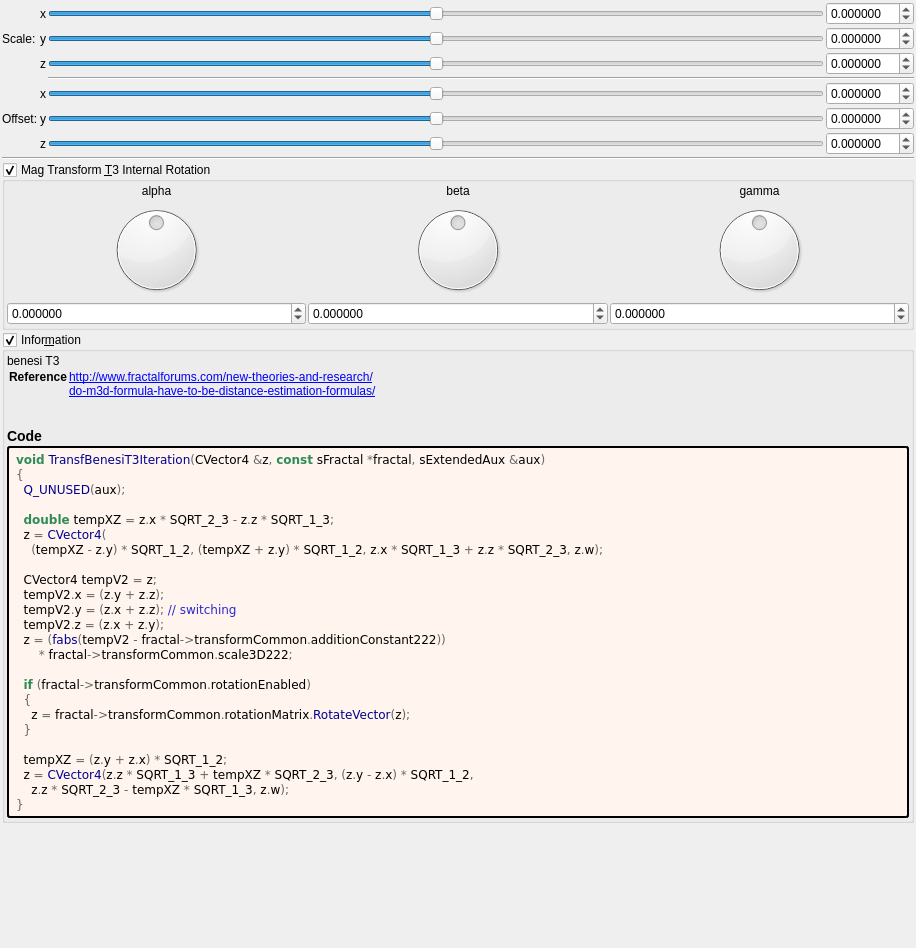
Before: the Qt Designer form mandelbulber2/formula/ui/fractal_transf_benesi_t3.ui in buddhi1980/mandelbulber2, drawn with Qt 5.
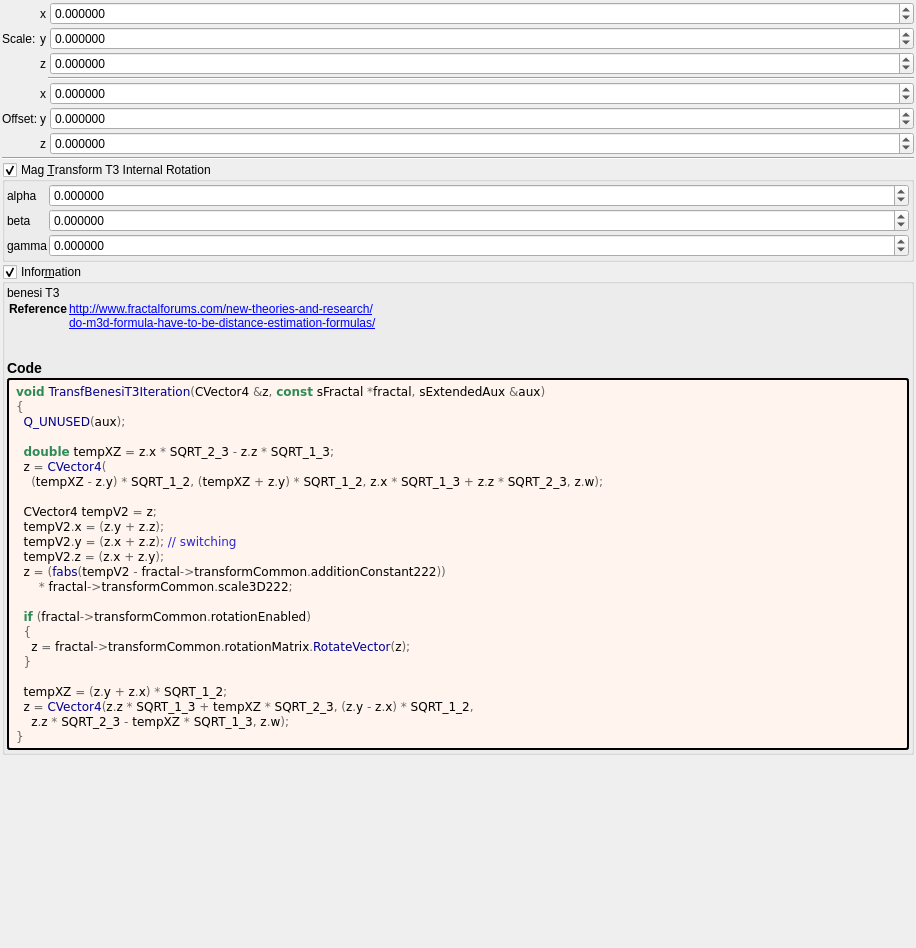
After: the same form once the commit is applied. Custom widgets are drawn as their Qt base class.

Commit message: Cleaned up 18 UIs for fractal transforms

Diff of the .ui file:
```diff
--- a/mandelbulber2/formula/ui/fractal_transf_benesi_t3.ui
+++ b/mandelbulber2/formula/ui/fractal_transf_benesi_t3.ui
@@ -30,54 +30,10 @@
     <number>2</number>
    </property>
    <item>
-    <layout class="QGridLayout" name="gridLayout_63">
+    <layout class="QGridLayout" name="gridLayout_63" columnstretch="0,0,0,0,1">
      <property name="spacing">
       <number>2</number>
      </property>
-     <item row="5" column="3">
-      <widget class="QSlider" name="slider3_transf_addition_constant_222_y">
-       <property name="sizePolicy">
-        <sizepolicy hsizetype="Expanding" vsizetype="Maximum">
-         <horstretch>0</horstretch>
-         <verstretch>0</verstretch>
-        </sizepolicy>
-       </property>
-       <property name="minimum">
-        <number>-5000000</number>
-       </property>
-       <property name="maximum">
-        <number>5000000</number>
-       </property>
-       <property name="singleStep">
-        <number>1</number>
-       </property>
-       <property name="orientation">
-        <enum>Qt::Horizontal</enum>
-       </property>
-      </widget>
-     </item>
-     <item row="4" column="3">
-      <widget class="QSlider" name="slider3_transf_addition_constant_222_x">
-       <property name="sizePolicy">
-        <sizepolicy hsizetype="Preferred" vsizetype="Preferred">
-         <horstretch>0</horstretch>
-         <verstretch>0</verstretch>
-        </sizepolicy>
-       </property>
-       <property name="minimum">
-        <number>-5000000</number>
-       </property>
-       <property name="maximum">
-        <number>5000000</number>
-       </property>
-       <property name="singleStep">
-        <number>1</number>
-       </property>
-       <property name="orientation">
-        <enum>Qt::Horizontal</enum>
-       </property>
-      </widget>
-     </item>
      <item row="4" column="2">
       <widget class="QLabel" name="label_254">
        <property name="text">
@@ -155,28 +111,6 @@
        </property>
       </widget>
      </item>
-     <item row="2" column="3">
-      <widget class="QSlider" name="slider3_transf_scale3D_222_z">
-       <property name="sizePolicy">
-        <sizepolicy hsizetype="Expanding" vsizetype="Maximum">
-         <horstretch>0</horstretch>
-         <verstretch>0</verstretch>
-        </sizepolicy>
-       </property>
-       <property name="minimum">
-        <number>-5000000</number>
-       </property>
-       <property name="maximum">
-        <number>5000000</number>
-       </property>
-       <property name="singleStep">
-        <number>1</number>
-       </property>
-       <property name="orientation">
-        <enum>Qt::Horizontal</enum>
-       </property>
-      </widget>
-     </item>
      <item row="1" column="4">
       <widget class="MyDoubleSpinBox" name="spinbox3_transf_scale3D_222_y">
        <property name="sizePolicy">
@@ -247,28 +181,6 @@
        </property>
       </widget>
      </item>
-     <item row="6" column="3">
-      <widget class="QSlider" name="slider3_transf_addition_constant_222_z">
-       <property name="sizePolicy">
-        <sizepolicy hsizetype="Expanding" vsizetype="Maximum">
-         <horstretch>0</horstretch>
-         <verstretch>0</verstretch>
-        </sizepolicy>
-       </property>
-       <property name="minimum">
-        <number>-5000000</number>
-       </property>
-       <property name="maximum">
-        <number>5000000</number>
-       </property>
-       <property name="singleStep">
-        <number>1</number>
-       </property>
-       <property name="orientation">
-        <enum>Qt::Horizontal</enum>
-       </property>
-      </widget>
-     </item>
      <item row="2" column="2">
       <widget class="QLabel" name="label_260">
        <property name="text">
@@ -283,28 +195,6 @@
        </property>
       </widget>
      </item>
-     <item row="1" column="3">
-      <widget class="QSlider" name="slider3_transf_scale3D_222_y">
-       <property name="sizePolicy">
-        <sizepolicy hsizetype="Expanding" vsizetype="Maximum">
-         <horstretch>0</horstretch>
-         <verstretch>0</verstretch>
-        </sizepolicy>
-       </property>
-       <property name="minimum">
-        <number>-5000000</number>
-       </property>
-       <property name="maximum">
-        <number>5000000</number>
-       </property>
-       <property name="singleStep">
-        <number>1</number>
-       </property>
-       <property name="orientation">
-        <enum>Qt::Horizontal</enum>
-       </property>
-      </widget>
-     </item>
      <item row="5" column="2">
       <widget class="QLabel" name="label_259">
        <property name="text">
@@ -347,28 +237,6 @@
        </property>
       </widget>
      </item>
-     <item row="0" column="3">
-      <widget class="QSlider" name="slider3_transf_scale3D_222_x">
-       <property name="sizePolicy">
-        <sizepolicy hsizetype="Preferred" vsizetype="Preferred">
-         <horstretch>0</horstretch>
-         <verstretch>0</verstretch>
-        </sizepolicy>
-       </property>
-       <property name="minimum">
-        <number>-5000000</number>
-       </property>
-       <property name="maximum">
-        <number>5000000</number>
-       </property>
-       <property name="singleStep">
-        <number>1</number>
-       </property>
-       <property name="orientation">
-        <enum>Qt::Horizontal</enum>
-       </property>
-      </widget>
-     </item>
      <item row="6" column="4">
       <widget class="MyDoubleSpinBox" name="spinbox3_transf_addition_constant_222_z">
        <property name="sizePolicy">
@@ -409,7 +277,7 @@
    <item>
     <widget class="MyGroupBox" name="groupCheck_transf_rotation_enabled">
      <property name="title">
-      <string>Mag Transform &amp;T3 Internal Rotation</string>
+      <string>Mag &amp;Transform T3 Internal Rotation</string>
      </property>
      <property name="checkable">
       <bool>true</bool>
@@ -431,108 +299,18 @@
        <number>2</number>
       </property>
       <item>
-       <layout class="QGridLayout" name="gridLayout_10">
+       <layout class="QGridLayout" name="gridLayout_10" columnstretch="0,1">
         <property name="spacing">
          <number>2</number>
         </property>
-        <item row="1" column="2">
-         <widget class="QLabel" name="label_36">
-          <property name="text">
-           <string notr="true">gamma</string>
-          </property>
-          <property name="alignment">
-           <set>Qt::AlignCenter</set>
-          </property>
-         </widget>
-        </item>
-        <item row="1" column="1">
+        <item row="1" column="0">
          <widget class="QLabel" name="label_34">
           <property name="text">
            <string notr="true">beta</string>
           </property>
-          <property name="alignment">
-           <set>Qt::AlignCenter</set>
-          </property>
-         </widget>
-        </item>
-        <item row="1" column="0">
-         <widget class="QLabel" name="label_35">
-          <property name="text">
-           <string notr="true">alpha</string>
-          </property>
-          <property name="alignment">
-           <set>Qt::AlignCenter</set>
-          </property>
          </widget>
         </item>
         <item row="2" column="1">
-         <widget class="QDial" name="dial3_transf_rotation_y">
-          <property name="minimum">
-           <number>-18000</number>
-          </property>
-          <property name="maximum">
-           <number>18000</number>
-          </property>
-          <property name="wrapping">
-           <bool>true</bool>
-          </property>
-         </widget>
-        </item>
-        <item row="2" column="2">
-         <widget class="QDial" name="dial3_transf_rotation_z">
-          <property name="minimum">
-           <number>-18000</number>
-          </property>
-          <property name="maximum">
-           <number>18000</number>
-          </property>
-          <property name="wrapping">
-           <bool>true</bool>
-          </property>
-         </widget>
-        </item>
-        <item row="3" column="0">
-         <widget class="MyDoubleSpinBox" name="spinboxd3_transf_rotation_x">
-          <property name="sizePolicy">
-           <sizepolicy hsizetype="Minimum" vsizetype="Maximum">
-            <horstretch>0</horstretch>
-            <verstretch>0</verstretch>
-           </sizepolicy>
-          </property>
-          <property name="prefix">
-           <string/>
-          </property>
-          <property name="suffix">
-           <string/>
-          </property>
-          <property name="decimals">
-           <number>6</number>
-          </property>
-          <property name="minimum">
-           <double>-180.000000000000000</double>
-          </property>
-          <property name="maximum">
-           <double>180.000000000000000</double>
-          </property>
-          <property name="singleStep">
-           <double>1.000000000000000</double>
-          </property>
-         </widget>
-        </item>
-        <item row="2" column="0">
-         <widget class="QDial" name="dial3_transf_rotation_x">
-          <property name="minimum">
-           <number>-18000</number>
-          </property>
-          <property name="maximum">
-           <number>18000</number>
-          </property>
-          <property name="wrapping">
-           <bool>true</bool>
-          </property>
-         </widget>
-        </item>
-        <item row="3" column="2">
          <widget class="MyDoubleSpinBox" name="spinboxd3_transf_rotation_z">
           <property name="sizePolicy">
            <sizepolicy hsizetype="Minimum" vsizetype="Maximum">
@@ -560,7 +338,14 @@
           </property>
          </widget>
         </item>
-        <item row="3" column="1">
+        <item row="2" column="0">
+         <widget class="QLabel" name="label_36">
+          <property name="text">
+           <string notr="true">gamma</string>
+          </property>
+         </widget>
+        </item>
+        <item row="1" column="1">
          <widget class="MyDoubleSpinBox" name="spinboxd3_transf_rotation_y">
           <property name="sizePolicy">
            <sizepolicy hsizetype="Minimum" vsizetype="Maximum">
@@ -588,6 +373,41 @@
           </property>
          </widget>
         </item>
+        <item row="0" column="1">
+         <widget class="MyDoubleSpinBox" name="spinboxd3_transf_rotation_x">
+          <property name="sizePolicy">
+           <sizepolicy hsizetype="Minimum" vsizetype="Maximum">
+            <horstretch>0</horstretch>
+            <verstretch>0</verstretch>
+           </sizepolicy>
+          </property>
+          <property name="prefix">
+           <string/>
+          </property>
+          <property name="suffix">
+           <string/>
+          </property>
+          <property name="decimals">
+           <number>6</number>
+          </property>
+          <property name="minimum">
+           <double>-180.000000000000000</double>
+          </property>
+          <property name="maximum">
+           <double>180.000000000000000</double>
+          </property>
+          <property name="singleStep">
+           <double>1.000000000000000</double>
+          </property>
+         </widget>
+        </item>
+        <item row="0" column="0">
+         <widget class="QLabel" name="label_35">
+          <property name="text">
+           <string notr="true">alpha</string>
+          </property>
+         </widget>
+        </item>
        </layout>
       </item>
      </layout>
```
Left out of the diff: 15 changed lines with no effect on the pictures. The commit also changes 19 other files.
